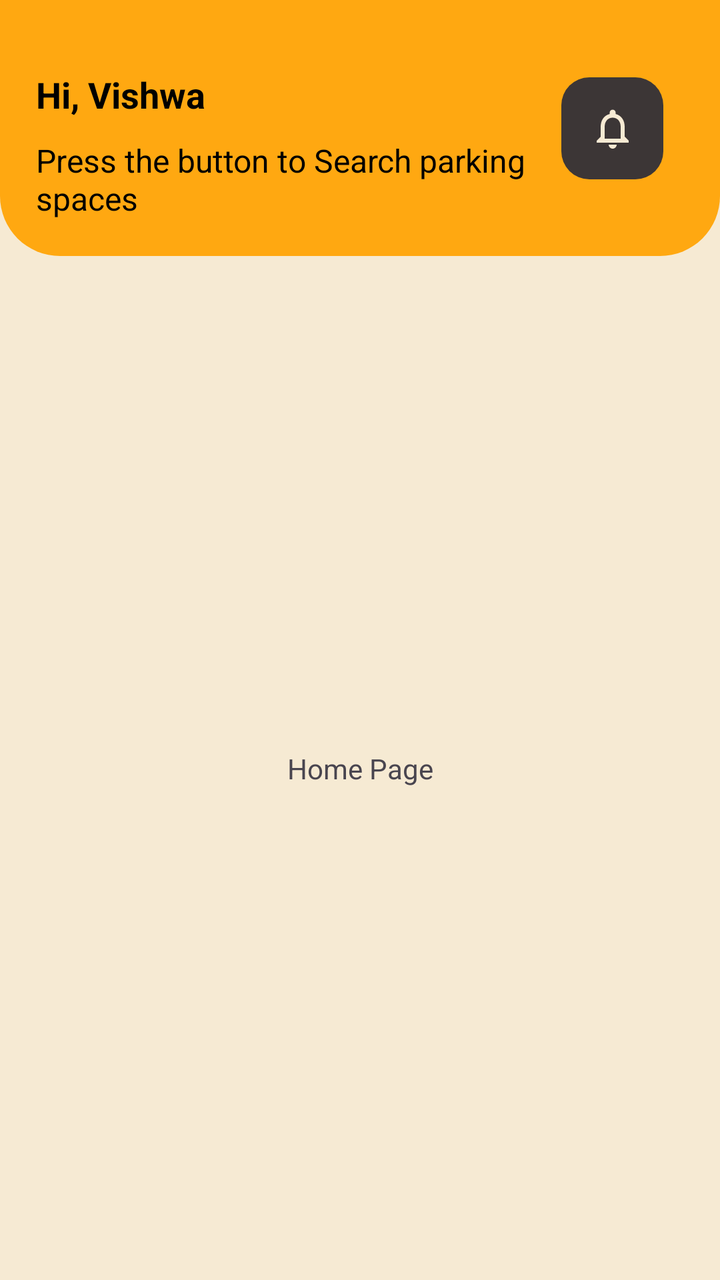
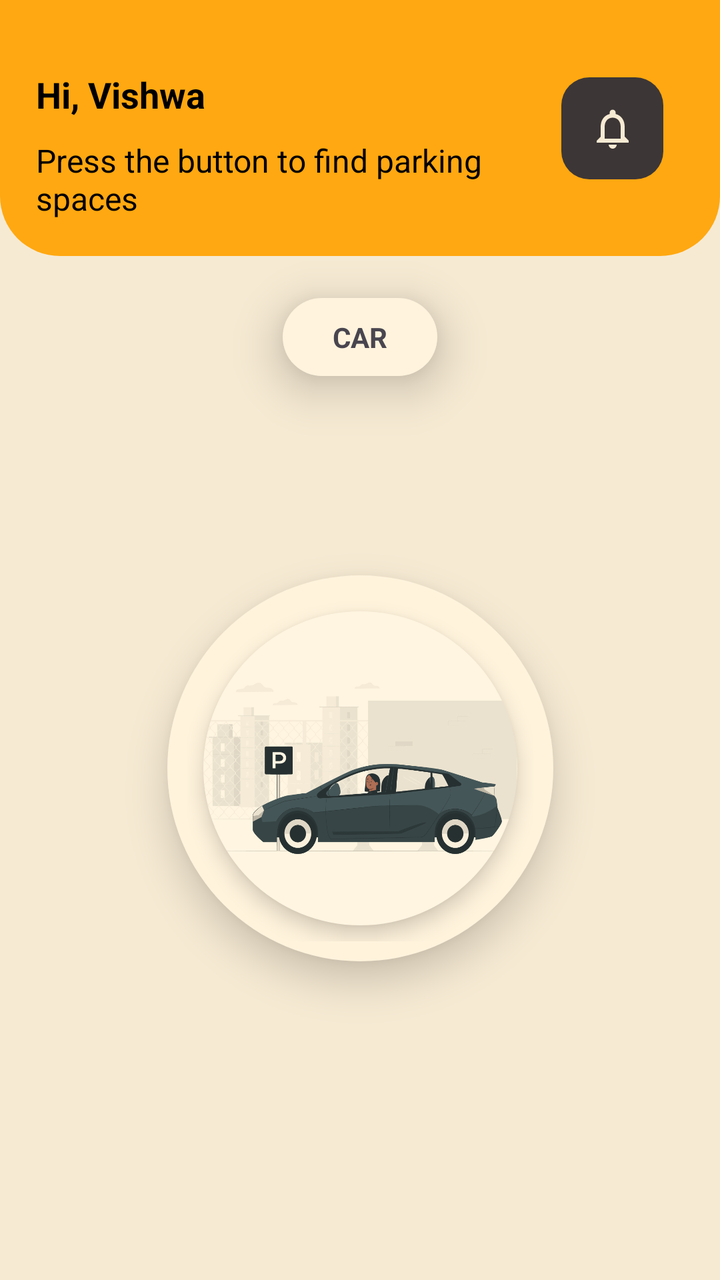

Screens rendered from an Android XML layout before and after an edit, with the pre-edit source and the edit as a unified diff.
<!-- AndroidManifest.xml: application theme Theme.Parkngo -->
<!-- res/layout/fragment_home.xml -->
<?xml version="1.0" encoding="utf-8"?>
<LinearLayout xmlns:android="http://schemas.android.com/apk/res/android"
    xmlns:tools="http://schemas.android.com/tools"
    android:layout_width="match_parent"
    android:layout_height="match_parent"
    xmlns:app="http://schemas.android.com/apk/res-auto"
    tools:context=".HomeFragment"
    android:orientation="vertical"
    android:background="@color/backgroundColor">


    <androidx.constraintlayout.widget.ConstraintLayout
        android:layout_width="match_parent"
        android:layout_height="0dp"
        android:layout_weight="2"
        android:background="@drawable/top_app_bar"
        android:paddingHorizontal="18dp">

        <LinearLayout
            app:layout_constraintTop_toTopOf="parent"
            app:layout_constraintStart_toStartOf="parent"
            android:layout_width="match_parent"
            android:layout_height="match_parent">


            <androidx.constraintlayout.widget.ConstraintLayout
                android:layout_width="0dp"
                android:layout_weight="2.8"
                android:layout_height="match_parent"
                >

                <TextView
                    android:id="@+id/appbar_main_text"
                    android:layout_width="wrap_content"
                    android:layout_height="wrap_content"
                    android:layout_marginTop="35dp"
                    android:text="Hi, Vishwa"
                    android:textColor="@color/textPrimary"
                    android:textSize="18sp"
                    android:textStyle="bold"
                    app:layout_constraintStart_toStartOf="parent"
                    app:layout_constraintTop_toTopOf="parent" />

                <TextView
                    android:id="@+id/appbar_secondary_text"
                    android:layout_width="wrap_content"
                    android:layout_height="wrap_content"
                    android:layout_marginTop="10dp"
                    android:text="Press the button to Search parking spaces"
                    android:textColor="@color/textPrimary"
                    android:textSize="16sp"
                    app:layout_constraintStart_toStartOf="parent"
                    app:layout_constraintTop_toBottomOf="@+id/appbar_main_text" />

            </androidx.constraintlayout.widget.ConstraintLayout>


            <androidx.constraintlayout.widget.ConstraintLayout
                android:layout_width="0dp"
                android:layout_weight="0.8"
                android:layout_height="match_parent"
                >

                <ImageView
                    android:id="@+id/login_otp_act_imageView1"
                    app:tint="@color/backgroundColor"
                    android:layout_width="51dp"
                    android:layout_height="51dp"
                    android:scaleType="centerInside"
                    android:clickable="true"
                    android:focusable="true"
                    android:background="@drawable/notification_icon_background"
                    android:src="@drawable/baseline_notifications_none_24"
                    app:layout_constraintBottom_toBottomOf="parent"
                    app:layout_constraintEnd_toEndOf="parent"
                    app:layout_constraintStart_toStartOf="parent"
                    app:layout_constraintTop_toTopOf="parent" />
            </androidx.constraintlayout.widget.ConstraintLayout>

        </LinearLayout>

    </androidx.constraintlayout.widget.ConstraintLayout>


    <androidx.constraintlayout.widget.ConstraintLayout
        android:layout_width="match_parent"
        android:layout_height="0dp"
        android:layout_weight="8"
        android:paddingHorizontal="18dp">

        <TextView
            android:id="@+id/textView12"
            android:layout_width="wrap_content"
            android:layout_height="wrap_content"
            android:text="Home Page"
            app:layout_constraintBottom_toBottomOf="parent"
            app:layout_constraintEnd_toEndOf="parent"
            app:layout_constraintStart_toStartOf="parent"
            app:layout_constraintTop_toTopOf="parent" />
    </androidx.constraintlayout.widget.ConstraintLayout>
</LinearLayout>
<!-- resources referenced by this layout -->
<resources>
  <color name="backgroundColor">#F6EAD3</color>
  <color name="textPrimary">#FF000000</color>
  <!-- drawable baseline_notifications_none_24 (drawable) -->
  <vector android:height="24dp" android:tint="#000000"
      android:viewportHeight="24" android:viewportWidth="24"
      android:width="24dp" xmlns:android="http://schemas.android.com/apk/res/android">
      <path android:fillColor="@android:color/white" android:pathData="M12,22c1.1,0 2,-0.9 2,-2h-4c0,1.1 0.9,2 2,2zM18,16v-5c0,-3.07 -1.63,-5.64 -4.5,-6.32L13.5,4c0,-0.83 -0.67,-1.5 -1.5,-1.5s-1.5,0.67 -1.5,1.5v0.68C7.64,5.36 6,7.92 6,11v5l-2,2v1h16v-1l-2,-2zM16,17L8,17v-6c0,-2.48 1.51,-4.5 4,-4.5s4,2.02 4,4.5v6z"/>
  </vector>
  <!-- drawable notification_icon_background (drawable) -->
  <?xml version="1.0" encoding="utf-8"?>
  <shape xmlns:android="http://schemas.android.com/apk/res/android">
      <solid android:color="#3C3636" /> 
      <corners android:radius="14dp" /> 
  </shape>
  <!-- drawable top_app_bar (drawable) -->
  <?xml version="1.0" encoding="utf-8"?>
  <shape xmlns:android="http://schemas.android.com/apk/res/android">
      <solid android:color="@color/primaryColor" /> 
      <corners android:bottomLeftRadius="30dp" android:bottomRightRadius="30dp" /> 
  </shape>
  <style name="Theme.Parkngo" parent="Base.Theme.Parkngo" />
  <color name="primaryColor">#FFA811</color>
  <style name="Base.Theme.Parkngo" parent="Theme.Material3.DayNight.NoActionBar">
      
      <item name="colorPrimary">@color/primaryColor</item>
  </style>
</resources>

<!-- the commit's change to res/layout/fragment_home.xml (unified diff, before → after) -->
@@ -4,7 +4,7 @@
     android:layout_width="match_parent"
     android:layout_height="match_parent"
     xmlns:app="http://schemas.android.com/apk/res-auto"
-    tools:context=".HomeFragment"
+    tools:context=".home.HomeFragment"
     android:orientation="vertical"
     android:background="@color/backgroundColor">
 
@@ -46,7 +46,7 @@
                     android:layout_width="wrap_content"
                     android:layout_height="wrap_content"
                     android:layout_marginTop="10dp"
-                    android:text="Press the button to Search parking spaces"
+                    android:text="Press the button to find parking spaces"
                     android:textColor="@color/textPrimary"
                     android:textSize="16sp"
                     app:layout_constraintStart_toStartOf="parent"
@@ -62,7 +62,7 @@
                 >
 
                 <ImageView
-                    android:id="@+id/login_otp_act_imageView1"
+                    android:id="@+id/appbar_icon_home_act"
                     app:tint="@color/backgroundColor"
                     android:layout_width="51dp"
                     android:layout_height="51dp"
@@ -88,14 +88,59 @@
         android:layout_weight="8"
         android:paddingHorizontal="18dp">
 
-        <TextView
-            android:id="@+id/textView12"
+
+        <androidx.constraintlayout.widget.ConstraintLayout
+            android:background="@drawable/home_vehicle_type"
+            android:translationZ="15dp"
+            android:paddingVertical="10dp"
+            android:paddingHorizontal="25dp"
             android:layout_width="wrap_content"
             android:layout_height="wrap_content"
-            android:text="Home Page"
+            android:layout_marginTop="21dp"
+            app:layout_constraintEnd_toEndOf="parent"
+            app:layout_constraintStart_toStartOf="parent"
+            app:layout_constraintTop_toTopOf="parent">
+
+            <TextView
+                android:id="@+id/textView15"
+                android:textStyle="bold"
+                android:layout_width="wrap_content"
+                android:layout_height="wrap_content"
+                app:layout_constraintStart_toStartOf="parent"
+                app:layout_constraintTop_toTopOf="parent"
+                android:text="CAR" />
+        </androidx.constraintlayout.widget.ConstraintLayout>
+
+
+        <androidx.constraintlayout.widget.ConstraintLayout
+            android:id="@+id/constraintLayout7"
+            android:layout_width="wrap_content"
+            android:layout_height="wrap_content"
+            android:background="@drawable/home_icon_background_2"
+            android:elevation="8dp"
+            android:padding="10dp"
+            android:translationZ="4dp"
             app:layout_constraintBottom_toBottomOf="parent"
             app:layout_constraintEnd_toEndOf="parent"
             app:layout_constraintStart_toStartOf="parent"
-            app:layout_constraintTop_toTopOf="parent" />
+            app:layout_constraintTop_toTopOf="parent">
+
+            <com.google.android.material.imageview.ShapeableImageView
+                android:id="@+id/imageView2"
+                android:layout_width="173dp"
+                android:layout_height="173dp"
+                android:clickable="true"
+                android:focusable="true"
+                android:padding="8dp"
+                android:scaleType="centerCrop"
+                android:src="@drawable/home_find_parking_icon"
+                android:translationZ="6dp"
+                app:layout_constraintBottom_toBottomOf="parent"
+                app:layout_constraintEnd_toEndOf="parent"
+                app:layout_constraintStart_toStartOf="parent"
+                app:layout_constraintTop_toTopOf="parent"
+                app:shapeAppearanceOverlay="@style/my_circular" />
+        </androidx.constraintlayout.widget.ConstraintLayout>
+
     </androidx.constraintlayout.widget.ConstraintLayout>
 </LinearLayout>
<!-- resource entries referenced after the edit -->
@@ -8,6 +8,19 @@
       android:width="24dp" xmlns:android="http://schemas.android.com/apk/res/android">
       <path android:fillColor="@android:color/white" android:pathData="M12,22c1.1,0 2,-0.9 2,-2h-4c0,1.1 0.9,2 2,2zM18,16v-5c0,-3.07 -1.63,-5.64 -4.5,-6.32L13.5,4c0,-0.83 -0.67,-1.5 -1.5,-1.5s-1.5,0.67 -1.5,1.5v0.68C7.64,5.36 6,7.92 6,11v5l-2,2v1h16v-1l-2,-2zM16,17L8,17v-6c0,-2.48 1.51,-4.5 4,-4.5s4,2.02 4,4.5v6z"/>
   </vector>
+  <!-- drawable home_find_parking_icon: jpg bitmap (drawable, 143745 bytes) -->
+  <!-- drawable home_icon_background_2 (drawable) -->
+  <?xml version="1.0" encoding="utf-8"?>
+  <shape xmlns:android="http://schemas.android.com/apk/res/android">
+      <solid android:color="#FFF3DC" /> 
+      <corners android:radius="500dp" /> 
+  </shape>
+  <!-- drawable home_vehicle_type (drawable) -->
+  <?xml version="1.0" encoding="utf-8"?>
+  <shape xmlns:android="http://schemas.android.com/apk/res/android">
+      <solid android:color="#FFF3DD" /> 
+      <corners android:radius="23dp" /> 
+  </shape>
   <!-- drawable notification_icon_background (drawable) -->
   <?xml version="1.0" encoding="utf-8"?>
   <shape xmlns:android="http://schemas.android.com/apk/res/android">
@@ -20,6 +33,9 @@
       <solid android:color="@color/primaryColor" /> 
       <corners android:bottomLeftRadius="30dp" android:bottomRightRadius="30dp" /> 
   </shape>
+  <style name="my_circular">
+          <item name="cornerSize">50%</item>
+      </style>
   <style name="Theme.Parkngo" parent="Base.Theme.Parkngo" />
   <color name="primaryColor">#FFA811</color>
   <style name="Base.Theme.Parkngo" parent="Theme.Material3.DayNight.NoActionBar">
